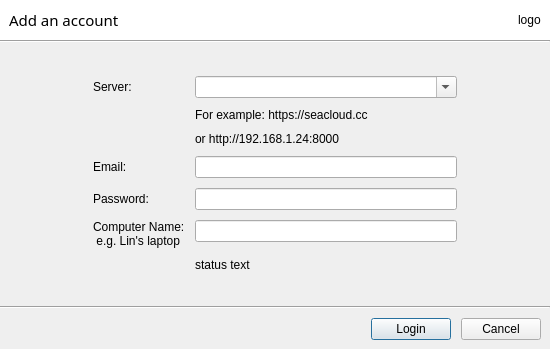
The window that ui/login-dialog.ui (haiwen/seafile-client) describes before a commit, drawn with Qt 5.
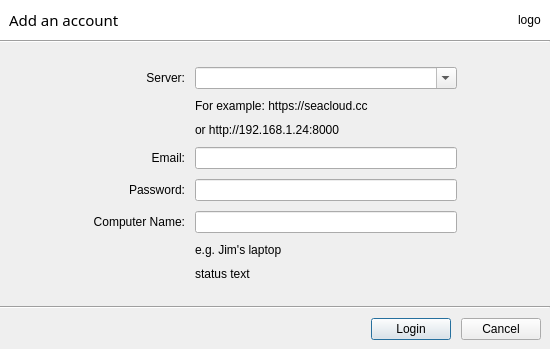
The same window after the commit.

Commit message: improved login dialog

Diff of the .ui file:
```diff
--- a/ui/login-dialog.ui
+++ b/ui/login-dialog.ui
@@ -106,14 +106,8 @@
       </spacer>
      </item>
      <item>
-      <layout class="QFormLayout" name="formLayout">
-       <property name="fieldGrowthPolicy">
-        <enum>QFormLayout::AllNonFixedFieldsGrow</enum>
-       </property>
-       <property name="horizontalSpacing">
-        <number>10</number>
-       </property>
-       <property name="verticalSpacing">
+      <layout class="QGridLayout" name="gridLayout">
+       <property name="spacing">
         <number>10</number>
        </property>
        <item row="0" column="0">
@@ -121,10 +115,20 @@
          <property name="text">
           <string>Server:</string>
          </property>
+         <property name="alignment">
+          <set>Qt::AlignRight|Qt::AlignTrailing|Qt::AlignVCenter</set>
+         </property>
+        </widget>
+       </item>
+       <item row="0" column="1">
+        <widget class="QComboBox" name="mServerAddr">
+         <property name="editable">
+          <bool>true</bool>
+         </property>
         </widget>
        </item>
        <item row="1" column="1">
-        <widget class="QLabel" name="label">
+        <widget class="QLabel" name="hint">
          <property name="lineWidth">
           <number>1</number>
          </property>
@@ -143,7 +147,7 @@
         </widget>
        </item>
        <item row="2" column="1">
-        <widget class="QLabel" name="label_4">
+        <widget class="QLabel" name="hint_2">
          <property name="enabled">
           <bool>true</bool>
          </property>
@@ -160,6 +164,9 @@
          <property name="text">
           <string>Email:</string>
          </property>
+         <property name="alignment">
+          <set>Qt::AlignRight|Qt::AlignTrailing|Qt::AlignVCenter</set>
+         </property>
         </widget>
        </item>
        <item row="3" column="1">
@@ -170,6 +177,9 @@
          <property name="text">
           <string>Password:</string>
          </property>
+         <property name="alignment">
+          <set>Qt::AlignRight|Qt::AlignTrailing|Qt::AlignVCenter</set>
+         </property>
         </widget>
        </item>
        <item row="4" column="1">
@@ -179,13 +189,29 @@
          </property>
         </widget>
        </item>
-       <item row="0" column="1">
-        <widget class="QComboBox" name="mServerAddr">
-         <property name="editable">
+       <item row="5" column="0">
+        <widget class="QLabel" name="label_5">
+         <property name="text">
+          <string>Computer Name:</string>
+         </property>
+         <property name="alignment">
+          <set>Qt::AlignRight|Qt::AlignTrailing|Qt::AlignVCenter</set>
+         </property>
+         <property name="wordWrap">
           <bool>true</bool>
          </property>
         </widget>
        </item>
+       <item row="5" column="1">
+        <widget class="QLineEdit" name="mComputerName"/>
+       </item>
+       <item row="6" column="1">
+        <widget class="QLabel" name="hint_3">
+         <property name="text">
+          <string>e.g. Jim's laptop</string>
+         </property>
+        </widget>
+       </item>
        <item row="7" column="1">
         <widget class="QLabel" name="mStatusText">
          <property name="enabled">
@@ -196,20 +222,6 @@
          </property>
         </widget>
        </item>
-       <item row="6" column="1">
-        <widget class="QLineEdit" name="mComputerName"/>
-       </item>
-       <item row="6" column="0">
-        <widget class="QLabel" name="label_5">
-         <property name="text">
-          <string>Computer Name:
- e.g. Lin's laptop</string>
-         </property>
-         <property name="wordWrap">
-          <bool>true</bool>
-         </property>
-        </widget>
-       </item>
       </layout>
      </item>
      <item>
```
The commit also changes 6 other files.
